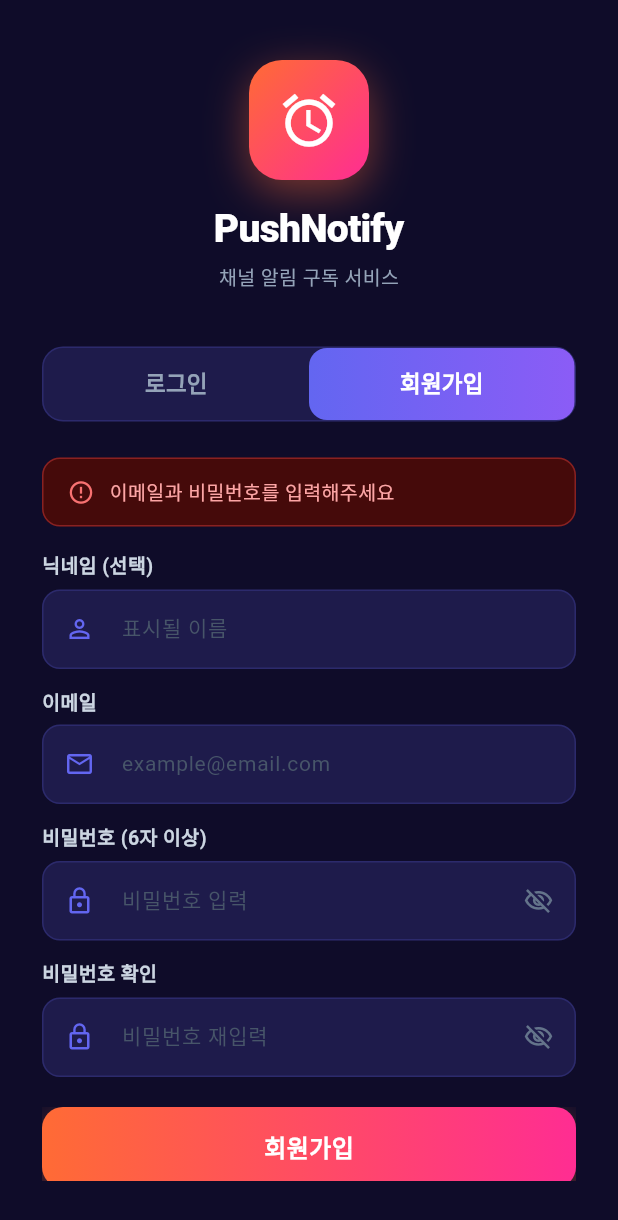
After one commit to seven47-art/push-notify-app, a Flutter app: the screen it shows after launch, tab 2 chosen, after a tap on "회원가입", on a phone screen of 412 x 824 dp. The commit adds this screen. Shown: the top 1220 px of the screen. Run offline on Flutter 3.47's test engine with Material 3 defaults, Android fonts, the phone set to English and light mode, and no system bars; our stand-ins replace image_picker, shared_preferences, webview_flutter.

Commit message:
feat: 이메일 회원가입/로그인 화면 추가 + 알람시계 앱 아이콘 적용

```diff
--- a/lib/main.dart
+++ b/lib/main.dart
@@ -1,16 +1,21 @@
-// lib/main.dart  – WebView 래퍼 앱
+// lib/main.dart  – WebView 래퍼 앱 + 이메일 인증
 import 'dart:async';
+import 'dart:convert';
 import 'package:flutter/material.dart';
 import 'package:flutter/services.dart';
 import 'package:webview_flutter/webview_flutter.dart';
+import 'package:shared_preferences/shared_preferences.dart';
+import 'package:http/http.dart' as http;
+import 'screens/auth_screen.dart';
 
-// ── 서버 URL (배포 후 교체 가능) ──────────────────
+// ── 서버 URL ──────────────────────────────────────
 const String _appUrl =
     'https://3000-innmpvejrl9mjla0aavux-c07dda5e.sandbox.novita.ai/app';
+const String _baseUrl =
+    'https://3000-innmpvejrl9mjla0aavux-c07dda5e.sandbox.novita.ai';
 
 void main() {
   WidgetsFlutterBinding.ensureInitialized();
-  // 상태바 투명 처리
   SystemChrome.setSystemUIOverlayStyle(
     const SystemUiOverlayStyle(
       statusBarColor: Colors.transparent,
@@ -30,13 +35,123 @@ class PushNotifyApp extends StatelessWidget {
       debugShowCheckedModeBanner: false,
       theme: ThemeData(
         colorScheme: ColorScheme.fromSeed(
-          seedColor: const Color(0xFF6C63FF),
+          seedColor: const Color(0xFFFF6B35),
           brightness: Brightness.dark,
         ),
         useMaterial3: true,
-        scaffoldBackgroundColor: const Color(0xFF121212),
+        scaffoldBackgroundColor: const Color(0xFF0F0C29),
       ),
-      home: const WebViewScreen(),
+      home: const SplashScreen(),
+      routes: {
+        '/auth': (_) => const AuthScreen(),
+        '/main': (_) => const WebViewScreen(),
+      },
+    );
+  }
+}
+
+// ═══════════════════════════════════════════════
+//  스플래시 화면 – 세션 유효성 확인 후 분기
+// ═══════════════════════════════════════════════
+class SplashScreen extends StatefulWidget {
+  const SplashScreen({super.key});
+  @override
+  State<SplashScreen> createState() => _SplashScreenState();
+}
+
+class _SplashScreenState extends State<SplashScreen> {
+  @override
+  void initState() {
+    super.initState();
+    _checkSession();
+  }
+
+  Future<void> _checkSession() async {
+    await Future.delayed(const Duration(milliseconds: 1200)); // 로고 보여주기
+    try {
+      final prefs = await SharedPreferences.getInstance();
+      final token = prefs.getString('session_token') ?? '';
+      if (token.isEmpty) {
+        _goAuth();
+        return;
+      }
+      // 서버에서 세션 유효성 확인
+      final res = await http.get(
+        Uri.parse('$_baseUrl/api/auth/me'),
+        headers: {'Authorization': 'Bearer $token'},
+      ).timeout(const Duration(seconds: 8));
+
+      if (res.statusCode == 200) {
+        final body = jsonDecode(res.body) as Map<String, dynamic>;
+        if (body['success'] == true) {
+          _goMain();
+          return;
+        }
+      }
+      // 세션 만료
+      await prefs.remove('session_token');
+      _goAuth();
+    } catch (_) {
+      // 네트워크 오류 → 저장된 세션 있으면 일단 진입 허용
+      final prefs = await SharedPreferences.getInstance();
+      final token = prefs.getString('session_token') ?? '';
+      if (token.isNotEmpty) {
+        _goMain();
+      } else {
+        _goAuth();
+      }
+    }
+  }
+
+  void _goAuth() {
+    if (mounted) Navigator.of(context).pushReplacementNamed('/auth');
+  }
+
+  void _goMain() {
+    if (mounted) Navigator.of(context).pushReplacementNamed('/main');
+  }
+
+  @override
+  Widget build(BuildContext context) {
+    return Scaffold(
+      backgroundColor: const Color(0xFF0F0C29),
+      body: Center(
+        child: Column(
+          mainAxisSize: MainAxisSize.min,
+          children: [
+            Container(
+              width: 90, height: 90,
+              decoration: BoxDecoration(
+                gradient: const LinearGradient(
+                  colors: [Color(0xFFFF6B35), Color(0xFFFF2D92)],
+                  begin: Alignment.topLeft,
+                  end: Alignment.bottomRight,
+                ),
+                borderRadius: BorderRadius.circular(24),
+                boxShadow: [
+                  BoxShadow(
+                    color: const Color(0xFFFF6B35).withOpacity(0.5),
+                    blurRadius: 30, offset: const Offset(0, 10),
+                  ),
+                ],
+              ),
+              child: const Icon(Icons.alarm, color: Colors.white, size: 48),
+            ),
+            const SizedBox(height: 18),
+            const Text('PushNotify',
+              style: TextStyle(color: Colors.white, fontSize: 28,
+                fontWeight: FontWeight.w800, letterSpacing: -0.5)),
+            const SizedBox(height: 40),
+            const SizedBox(
+              width: 28, height: 28,
+              child: CircularProgressIndicator(
+                strokeWidth: 2.5,
+                valueColor: AlwaysStoppedAnimation<Color>(Color(0xFFFF6B35)),
+              ),
+            ),
+          ],
+        ),
+      ),
     );
   }
 }
--- /dev/null
+++ b/lib/screens/auth_screen.dart
@@ -0,0 +1,422 @@
+// lib/screens/auth_screen.dart
+// 이메일 기반 회원가입 / 로그인 화면
+import 'dart:convert';
+import 'package:flutter/material.dart';
+import 'package:flutter/services.dart';
+import 'package:http/http.dart' as http;
+import 'package:shared_preferences/shared_preferences.dart';
+
+const String _baseUrl =
+    'https://3000-innmpvejrl9mjla0aavux-c07dda5e.sandbox.novita.ai';
+
+class AuthScreen extends StatefulWidget {
+  const AuthScreen({super.key});
+
+  @override
+  State<AuthScreen> createState() => _AuthScreenState();
+}
+
+class _AuthScreenState extends State<AuthScreen>
+    with SingleTickerProviderStateMixin {
+  late TabController _tabController;
+
+  // 로그인 컨트롤러
+  final _loginEmailCtrl    = TextEditingController();
+  final _loginPassCtrl     = TextEditingController();
+
+  // 회원가입 컨트롤러
+  final _regEmailCtrl      = TextEditingController();
+  final _regPassCtrl       = TextEditingController();
+  final _regPassConfirmCtrl= TextEditingController();
+  final _regNameCtrl       = TextEditingController();
+
+  bool _loginPassHide  = true;
+  bool _regPassHide    = true;
+  bool _regPass2Hide   = true;
+  bool _loading        = false;
+  String _error        = '';
+
+  @override
+  void initState() {
+    super.initState();
+    _tabController = TabController(length: 2, vsync: this);
+    _tabController.addListener(() => setState(() => _error = ''));
+  }
+
+  @override
+  void dispose() {
+    _tabController.dispose();
+    _loginEmailCtrl.dispose();
+    _loginPassCtrl.dispose();
+    _regEmailCtrl.dispose();
+    _regPassCtrl.dispose();
+    _regPassConfirmCtrl.dispose();
+    _regNameCtrl.dispose();
+    super.dispose();
+  }
+
+  Future<void> _login() async {
+    final email = _loginEmailCtrl.text.trim();
+    final pass  = _loginPassCtrl.text;
+    if (email.isEmpty || pass.isEmpty) {
+      setState(() => _error = '이메일과 비밀번호를 입력해주세요');
+      return;
+    }
+    setState(() { _loading = true; _error = ''; });
+    try {
+      final res = await http.post(
+        Uri.parse('$_baseUrl/api/auth/login'),
+        headers: {'Content-Type': 'application/json'},
+        body: jsonEncode({'email': email, 'password': pass}),
+      ).timeout(const Duration(seconds: 15));
+
+      final body = jsonDecode(res.body) as Map<String, dynamic>;
+      if (res.statusCode == 200 && body['success'] == true) {
+        final data = body['data'] as Map<String, dynamic>;
+        final prefs = await SharedPreferences.getInstance();
+        await prefs.setString('session_token', data['session_token']);
+        await prefs.setString('user_id',       data['user_id']);
+        await prefs.setString('email',          data['email']);
+        await prefs.setString('display_name',   data['display_name'] ?? '');
+        if (mounted) {
+          Navigator.of(context).pushReplacementNamed('/main');
+        }
+      } else {
+        setState(() => _error = body['error'] ?? '로그인에 실패했습니다');
+      }
+    } catch (e) {
+      setState(() => _error = '서버 연결에 실패했습니다. 잠시 후 다시 시도해주세요');
+    } finally {
+      if (mounted) setState(() => _loading = false);
+    }
+  }
+
+  Future<void> _register() async {
+    final email = _regEmailCtrl.text.trim();
+    final pass  = _regPassCtrl.text;
+    final pass2 = _regPassConfirmCtrl.text;
+    final name  = _regNameCtrl.text.trim();
+
+    if (email.isEmpty || pass.isEmpty) {
+      setState(() => _error = '이메일과 비밀번호를 입력해주세요');
+      return;
+    }
+    if (pass != pass2) {
+      setState(() => _error = '비밀번호가 일치하지 않습니다');
+      return;
+    }
+    if (pass.length < 6) {
+      setState(() => _error = '비밀번호는 6자 이상이어야 합니다');
+      return;
+    }
+    setState(() { _loading = true; _error = ''; });
+    try {
+      final res = await http.post(
+        Uri.parse('$_baseUrl/api/auth/register'),
+        headers: {'Content-Type': 'application/json'},
+        body: jsonEncode({
+          'email': email,
+          'password': pass,
+          'display_name': name.isEmpty ? null : name,
+        }),
+      ).timeout(const Duration(seconds: 15));
+
+      final body = jsonDecode(res.body) as Map<String, dynamic>;
+      if ((res.statusCode == 200 || res.statusCode == 201) && body['success'] == true) {
+        final data = body['data'] as Map<String, dynamic>;
+        final prefs = await SharedPreferences.getInstance();
+        await prefs.setString('session_token', data['session_token']);
+        await prefs.setString('user_id',       data['user_id']);
+        await prefs.setString('email',          data['email']);
+        await prefs.setString('display_name',   data['display_name'] ?? '');
+        if (mounted) {
+          Navigator.of(context).pushReplacementNamed('/main');
+        }
+      } else {
+        setState(() => _error = body['error'] ?? '회원가입에 실패했습니다');
+      }
+    } catch (e) {
+      setState(() => _error = '서버 연결에 실패했습니다. 잠시 후 다시 시도해주세요');
+    } finally {
+      if (mounted) setState(() => _loading = false);
+    }
+  }
+
+  @override
+  Widget build(BuildContext context) {
+    return Scaffold(
+      backgroundColor: const Color(0xFF0F0C29),
+      body: AnnotatedRegion<SystemUiOverlayStyle>(
+        value: SystemUiOverlayStyle.light,
+        child: SafeArea(
+          child: SingleChildScrollView(
+            padding: const EdgeInsets.symmetric(horizontal: 28, vertical: 20),
+            child: Column(
+              children: [
+                const SizedBox(height: 20),
+                // ── 앱 로고 ──
+                _buildLogo(),
+                const SizedBox(height: 36),
+                // ── 탭 바 ──
+                _buildTabBar(),
+                const SizedBox(height: 24),
+                // ── 에러 메시지 ──
+                if (_error.isNotEmpty) _buildError(),
+                // ── 탭 콘텐츠 ──
+                SizedBox(
+                  height: 420,
+                  child: TabBarView(
+                    controller: _tabController,
+                    children: [
+                      _buildLoginForm(),
+                      _buildRegisterForm(),
+                    ],
+                  ),
+                ),
+              ],
+            ),
+          ),
+        ),
+      ),
+    );
+  }
+
+  Widget _buildLogo() {
+    return Column(
+      children: [
+        Container(
+          width: 80, height: 80,
+          decoration: BoxDecoration(
+            gradient: const LinearGradient(
+              colors: [Color(0xFFFF6B35), Color(0xFFFF2D92)],
+              begin: Alignment.topLeft,
+              end: Alignment.bottomRight,
+            ),
+            borderRadius: BorderRadius.circular(22),
+            boxShadow: [
+              BoxShadow(
+                color: const Color(0xFFFF6B35).withOpacity(0.45),
+                blurRadius: 24, offset: const Offset(0, 8),
+              ),
+            ],
+          ),
+          child: const Icon(Icons.alarm, color: Colors.white, size: 42),
+        ),
+        const SizedBox(height: 14),
+        const Text('PushNotify',
+          style: TextStyle(color: Colors.white, fontSize: 26, fontWeight: FontWeight.w800, letterSpacing: -0.5)),
+        const SizedBox(height: 4),
+        const Text('채널 알림 구독 서비스',
+          style: TextStyle(color: Color(0xFF94A3B8), fontSize: 13)),
+      ],
+    );
+  }
+
+  Widget _buildTabBar() {
+    return Container(
+      decoration: BoxDecoration(
+        color: const Color(0xFF1E1B4B),
+        borderRadius: BorderRadius.circular(14),
+        border: Border.all(color: const Color(0xFF6366F1).withOpacity(0.2)),
+      ),
+      child: TabBar(
+        controller: _tabController,
+        indicator: BoxDecoration(
+          gradient: const LinearGradient(
+            colors: [Color(0xFF6366F1), Color(0xFF8B5CF6)],
+          ),
+          borderRadius: BorderRadius.circular(12),
+        ),
+        indicatorSize: TabBarIndicatorSize.tab,
+        labelColor: Colors.white,
+        unselectedLabelColor: const Color(0xFF94A3B8),
+        labelStyle: const TextStyle(fontWeight: FontWeight.w700, fontSize: 15),
+        dividerColor: Colors.transparent,
+        tabs: const [
+          Tab(text: '로그인'),
+          Tab(text: '회원가입'),
+        ],
+      ),
+    );
+  }
+
+  Widget _buildError() {
+    return Container(
+      margin: const EdgeInsets.only(bottom: 16),
+      padding: const EdgeInsets.symmetric(horizontal: 16, vertical: 12),
+      decoration: BoxDecoration(
+        color: const Color(0xFF450A0A),
+        borderRadius: BorderRadius.circular(12),
+        border: Border.all(color: const Color(0xFFEF4444).withOpacity(0.4)),
+      ),
+      child: Row(
+        children: [
+          const Icon(Icons.error_outline, color: Color(0xFFF87171), size: 18),
+          const SizedBox(width: 10),
+          Expanded(child: Text(_error,
+            style: const TextStyle(color: Color(0xFFFCA5A5), fontSize: 13))),
+        ],
+      ),
+    );
+  }
+
+  Widget _buildLoginForm() {
+    return Column(
+      children: [
+        _buildTextField(
+          controller: _loginEmailCtrl,
+          label: '이메일',
+          hint: 'example@email.com',
+          icon: Icons.email_outlined,
+          keyboardType: TextInputType.emailAddress,
+        ),
+        const SizedBox(height: 14),
+        _buildTextField(
+          controller: _loginPassCtrl,
+          label: '비밀번호',
+          hint: '비밀번호 입력',
+          icon: Icons.lock_outline,
+          obscure: _loginPassHide,
+          suffixIcon: IconButton(
+            icon: Icon(_loginPassHide ? Icons.visibility_off_outlined : Icons.visibility_outlined,
+              color: const Color(0xFF64748B), size: 20),
+            onPressed: () => setState(() => _loginPassHide = !_loginPassHide),
+          ),
+        ),
+        const SizedBox(height: 28),
+        _buildSubmitButton(label: '로그인', onTap: _login),
+      ],
+    );
+  }
+
+  Widget _buildRegisterForm() {
+    return Column(
+      children: [
+        _buildTextField(
+          controller: _regNameCtrl,
+          label: '닉네임 (선택)',
+          hint: '표시될 이름',
+          icon: Icons.person_outline,
+        ),
+        const SizedBox(height: 12),
+        _buildTextField(
+          controller: _regEmailCtrl,
+          label: '이메일',
+          hint: 'example@email.com',
+          icon: Icons.email_outlined,
+          keyboardType: TextInputType.emailAddress,
+        ),
+        const SizedBox(height: 12),
+        _buildTextField(
+          controller: _regPassCtrl,
+          label: '비밀번호 (6자 이상)',
+          hint: '비밀번호 입력',
+          icon: Icons.lock_outline,
+          obscure: _regPassHide,
+          suffixIcon: IconButton(
+            icon: Icon(_regPassHide ? Icons.visibility_off_outlined : Icons.visibility_outlined,
+              color: const Color(0xFF64748B), size: 20),
+            onPressed: () => setState(() => _regPassHide = !_regPassHide),
+          ),
+        ),
+        const SizedBox(height: 12),
+        _buildTextField(
+          controller: _regPassConfirmCtrl,
+          label: '비밀번호 확인',
+          hint: '비밀번호 재입력',
+          icon: Icons.lock_outline,
+          obscure: _regPass2Hide,
+          suffixIcon: IconButton(
+            icon: Icon(_regPass2Hide ? Icons.visibility_off_outlined : Icons.visibility_outlined,
+              color: const Color(0xFF64748B), size: 20),
+            onPressed: () => setState(() => _regPass2Hide = !_regPass2Hide),
+          ),
+        ),
+        const SizedBox(height: 20),
+        _buildSubmitButton(label: '회원가입', onTap: _register),
+      ],
+    );
+  }
+
+  Widget _buildTextField({
+    required TextEditingController controller,
+    required String label,
+    required String hint,
+    required IconData icon,
+    TextInputType keyboardType = TextInputType.text,
+    bool obscure = false,
+    Widget? suffixIcon,
+  }) {
+    return Column(
+      crossAxisAlignment: CrossAxisAlignment.start,
+      children: [
+        Text(label, style: const TextStyle(
+          color: Color(0xFFCBD5E1), fontSize: 13, fontWeight: FontWeight.w600)),
+        const SizedBox(height: 6),
+        Container(
+          decoration: BoxDecoration(
+            color: const Color(0xFF1E1B4B),
+            borderRadius: BorderRadius.circular(12),
+            border: Border.all(color: const Color(0xFF6366F1).withOpacity(0.2)),
+          ),
+          child: TextField(
+            controller: controller,
+            obscureText: obscure,
+            keyboardType: keyboardType,
+            style: const TextStyle(color: Colors.white, fontSize: 15),
+            decoration: InputDecoration(
+              hintText: hint,
+              hintStyle: const TextStyle(color: Color(0xFF475569), fontSize: 14),
+              prefixIcon: Icon(icon, color: const Color(0xFF6366F1), size: 20),
+              suffixIcon: suffixIcon,
+              border: InputBorder.none,
+              contentPadding: const EdgeInsets.symmetric(horizontal: 16, vertical: 14),
+            ),
+            onSubmitted: (_) {
+              if (_tabController.index == 0) _login();
+              else _register();
+            },
+          ),
+        ),
+      ],
+    );
+  }
+
+  Widget _buildSubmitButton({required String label, required VoidCallback onTap}) {
+    return SizedBox(
+      width: double.infinity,
+      height: 54,
+      child: ElevatedButton(
+        onPressed: _loading ? null : onTap,
+        style: ElevatedButton.styleFrom(
+          backgroundColor: Colors.transparent,
+          shadowColor: Colors.transparent,
+          shape: RoundedRectangleBorder(borderRadius: BorderRadius.circular(14)),
+          padding: EdgeInsets.zero,
+        ),
+        child: Ink(
+          decoration: BoxDecoration(
+            gradient: const LinearGradient(
+              colors: [Color(0xFFFF6B35), Color(0xFFFF2D92)],
+            ),
+            borderRadius: BorderRadius.circular(14),
+            boxShadow: [
+              BoxShadow(
+                color: const Color(0xFFFF6B35).withOpacity(0.4),
+                blurRadius: 16, offset: const Offset(0, 6),
+              ),
+            ],
+          ),
+          child: Center(
+            child: _loading
+              ? const SizedBox(width: 22, height: 22,
+                  child: CircularProgressIndicator(strokeWidth: 2.5, color: Colors.white))
+              : Text(label,
+                  style: const TextStyle(color: Colors.white, fontSize: 16,
+                    fontWeight: FontWeight.w800, letterSpacing: 0.3)),
+          ),
+        ),
+      ),
+    );
+  }
+}
```
Also changed, not shown: assets/images/app_icon_source.png (added), 5 other files.
